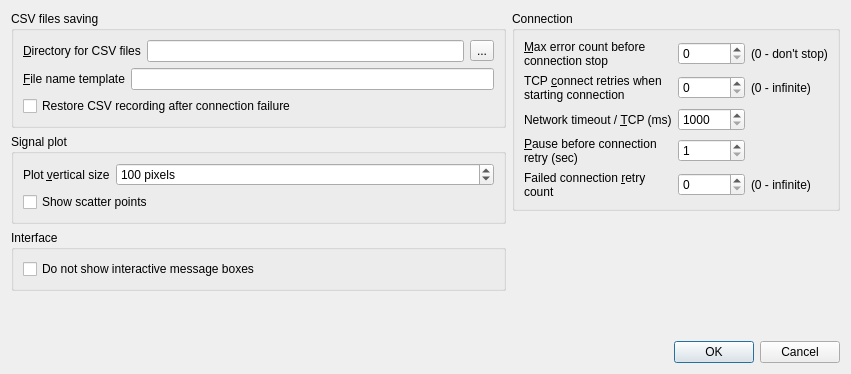
This is settingsdialog.ui in kernel1024/plcrecorder as Qt 5 draws it before an edit. The edited form follows.
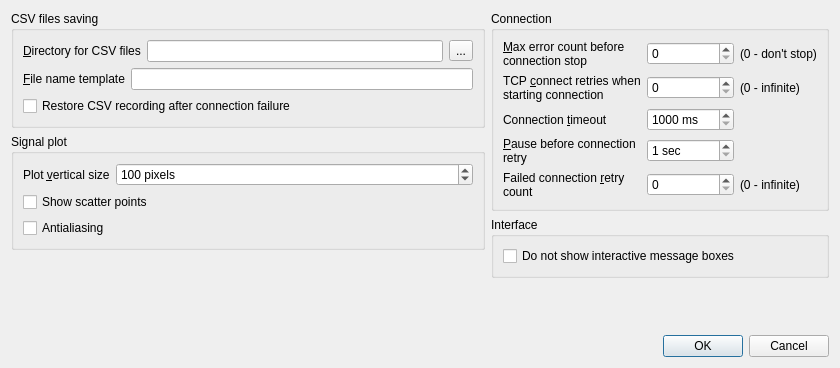
This is the edited form.

Commit message: Plot controls, CSV moved to separate class, bugfixes.

The edit to the form file:
```diff
--- a/settingsdialog.ui
+++ b/settingsdialog.ui
@@ -6,8 +6,8 @@
    <rect>
     <x>0</x>
     <y>0</y>
-    <width>851</width>
-    <height>374</height>
+    <width>840</width>
+    <height>368</height>
    </rect>
   </property>
   <property name="windowTitle">
@@ -127,22 +127,10 @@
             </property>
            </widget>
           </item>
-         </layout>
-        </widget>
-       </item>
-       <item>
-        <widget class="QGroupBox" name="groupBox_4">
-         <property name="title">
-          <string>Interface</string>
-         </property>
-         <layout class="QVBoxLayout" name="verticalLayout_3">
           <item>
-           <widget class="QCheckBox" name="checkSuppressMsgBoxes">
-            <property name="toolTip">
-             <string>&lt;html&gt;&lt;head/&gt;&lt;body&gt;&lt;p&gt;Suppress message boxes with error and warning messages. All messages saving to log window.&lt;/p&gt;&lt;p&gt;Very useful and memory conservative on long background works when starting with '-start' key from command prompt.&lt;/p&gt;&lt;/body&gt;&lt;/html&gt;</string>
-            </property>
+           <widget class="QCheckBox" name="checkAntialiasing">
             <property name="text">
-             <string>Do not show interactive message boxes</string>
+             <string>Antialiasing</string>
             </property>
            </widget>
           </item>
@@ -237,7 +225,7 @@
             <item row="2" column="0">
              <widget class="QLabel" name="label_3">
               <property name="text">
-               <string>Network timeout / &amp;TCP (ms)</string>
+               <string>Connection &amp;timeout </string>
               </property>
               <property name="buddy">
                <cstring>spinNetTimeout</cstring>
@@ -246,6 +234,9 @@
             </item>
             <item row="2" column="1">
              <widget class="QSpinBox" name="spinNetTimeout">
+              <property name="suffix">
+               <string> ms</string>
+              </property>
               <property name="minimum">
                <number>1000</number>
               </property>
@@ -257,7 +248,7 @@
             <item row="3" column="0">
              <widget class="QLabel" name="label_9">
               <property name="text">
-               <string>&amp;Pause before connection retry (sec)</string>
+               <string>&amp;Pause before connection retry</string>
               </property>
               <property name="wordWrap">
                <bool>true</bool>
@@ -269,6 +260,9 @@
             </item>
             <item row="3" column="1">
              <widget class="QSpinBox" name="spinWaitBeforeRetryConnect">
+              <property name="suffix">
+               <string> sec</string>
+              </property>
               <property name="minimum">
                <number>1</number>
               </property>
@@ -305,6 +299,25 @@
          </layout>
         </widget>
        </item>
+       <item>
+        <widget class="QGroupBox" name="groupBox_4">
+         <property name="title">
+          <string>Interface</string>
+         </property>
+         <layout class="QVBoxLayout" name="verticalLayout_3">
+          <item>
+           <widget class="QCheckBox" name="checkSuppressMsgBoxes">
+            <property name="toolTip">
+             <string>&lt;html&gt;&lt;head/&gt;&lt;body&gt;&lt;p&gt;Suppress message boxes with error and warning messages. All messages saving to log window.&lt;/p&gt;&lt;p&gt;Very useful and memory conservative on long background works when starting with '-start' key from command prompt.&lt;/p&gt;&lt;/body&gt;&lt;/html&gt;</string>
+            </property>
+            <property name="text">
+             <string>Do not show interactive message boxes</string>
+            </property>
+           </widget>
+          </item>
+         </layout>
+        </widget>
+       </item>
        <item>
         <spacer name="verticalSpacer_2">
          <property name="orientation">
```
Left out of the diff: 3 changed lines with no effect on the pictures. The commit also changes 14 other files.
